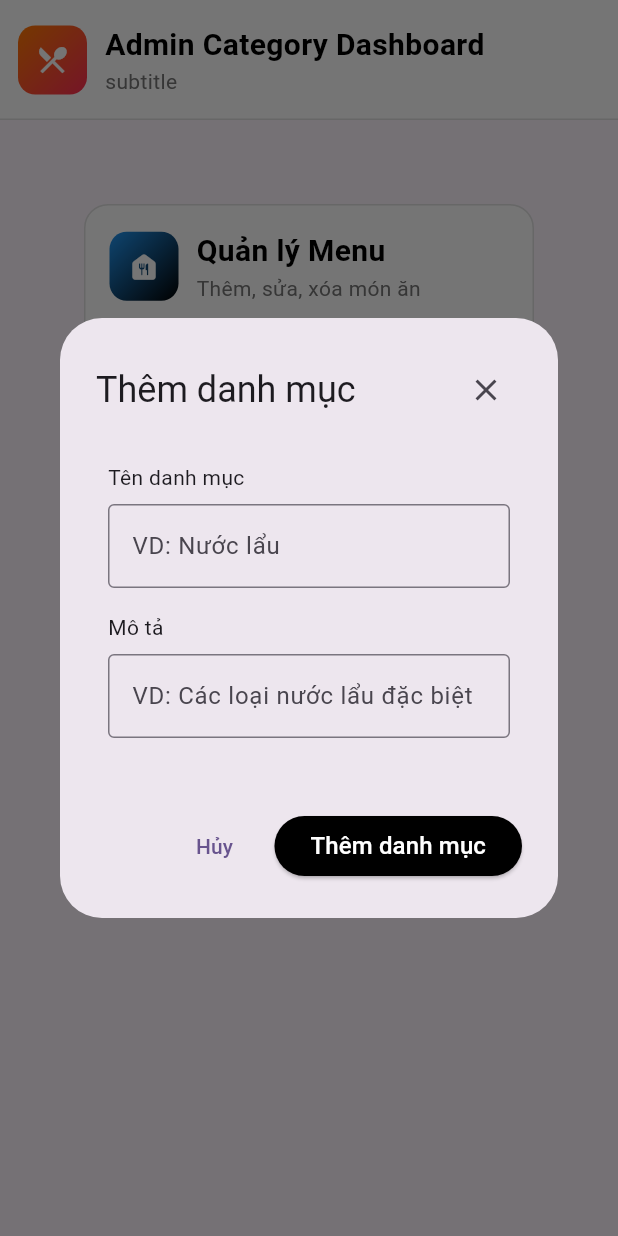
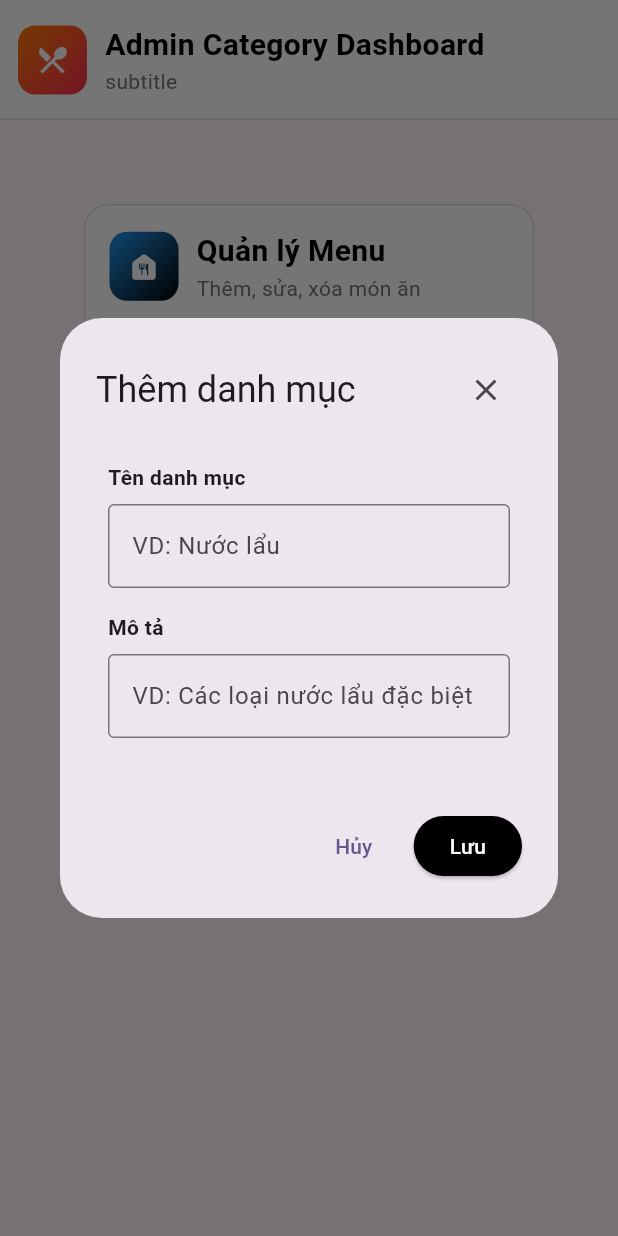
Before and after one commit to Comotcaiten/smart_hotpot_manager, a Flutter app: the AdminCategoryScreen screen opened directly, after a tap on "Thêm món mới", on a phone screen of 412 x 824 dp. Run offline on Flutter 3.47's test engine with Material 3 defaults, Android fonts, the phone set to English and light mode, and no system bars; our stand-ins replace cloud_firestore, firebase_core; accounts and stored records are empty.

Commit message:
Refactor category admin UI and add reusable modal form
Replaces section.dart with section_custom.dart across multiple files, introduces a reusable ModalForm widget for form dialogs, and refactors the admin category screen to use the new modal and table components. Improves code structure, enables category editing, and streamlines table action handling. Also updates table widget cell components for clarity.

```diff
--- a/lib/main.dart
+++ b/lib/main.dart
@@ -1,7 +1,6 @@
 import 'package:firebase_core/firebase_core.dart';
 import 'package:flutter/material.dart';
 import 'package:smart_hotpot_manager/firebase_options.dart';
-import 'package:smart_hotpot_manager/screens/admin_category_screen.dart';
 import 'package:smart_hotpot_manager/screens/welcome_screen.dart';
 // import 'package:flutter/services.dart';
 
--- a/lib/screens/admin_category_screen.dart
+++ b/lib/screens/admin_category_screen.dart
@@ -2,8 +2,10 @@ import 'package:flutter/material.dart';
 import 'package:smart_hotpot_manager/models/category.dart';
 import 'package:smart_hotpot_manager/services/category_service.dart';
 import 'package:smart_hotpot_manager/widgets/app_icon.dart';
-import 'package:smart_hotpot_manager/widgets/section.dart';
+import 'package:smart_hotpot_manager/widgets/section_custom.dart';
+import 'package:smart_hotpot_manager/widgets/table_widget.dart';
 import 'package:smart_hotpot_manager/widgets/title_app_bar.dart';
+import 'package:smart_hotpot_manager/widgets/modal_app.dart';
 
 class AdminCategoryScreen extends StatefulWidget {
   const AdminCategoryScreen({super.key});
@@ -13,19 +15,17 @@ class AdminCategoryScreen extends StatefulWidget {
 }
 
 class _AdminCategoryScreenState extends State<AdminCategoryScreen> {
-
   // fire store
 
-  final CategoryService firestoreService = CategoryService();
+  final CategoryService categoryService = CategoryService();
 
   final _nameController = TextEditingController();
   final _descriptionController = TextEditingController();
 
-  void _openAddCategory() {
-    _showDialogBuilder(context);
-  }
+  Future<void> _saveCategory({Category? category}) async {
 
-Future<void> _saveCategory() async {
+    if (category == null) {
+      // Thêm mới
       final category = Category(
         restaurantId: "R001",
         id: "", // id sẽ được gán tự động trong Firestore
@@ -34,18 +34,31 @@ Future<void> _saveCategory() async {
         delete: false,
       );
 
-  await firestoreService.addCategory(category);
+      await categoryService.addCategory(category);
+
+    } else {
+      // Cập nhật
+      await categoryService.updateCategory(
+        Category(
+          restaurantId: category.restaurantId,
+          id: category.id,
+          name: _nameController.text.trim(),
+          description: _descriptionController.text.trim(),
+          delete: category.delete,
+        ),
+      );
+    }
+
+    if (!mounted) return;
 
     _nameController.clear();
     _descriptionController.clear();
 
-  if (!mounted) return;
-
     Navigator.pop(context); // đóng modal
 
-  // ScaffoldMessenger.of(context).showSnackBar(
-  //   const SnackBar(content: Text("Thêm danh mục thành công!")),
-  // );
+    ScaffoldMessenger.of(
+      context,
+    ).showSnackBar(const SnackBar(content: Text("Thêm danh mục thành công!")));
   }
 
   @override
@@ -58,7 +71,6 @@ Future<void> _saveCategory() async {
       body: SingleChildScrollView(
         child: Center(
           child: Container(
-            width: 500,
             padding: const EdgeInsets.all(32),
             child: _buildMainLayout(),
           ),
@@ -103,93 +115,103 @@ Future<void> _saveCategory() async {
                   borderRadius: BorderRadius.circular(8),
                 ),
               ),
-              onPressed: _openAddCategory,
+              onPressed: () {
+                _openAddCategoryModal();
+              },
             ),
           ),
 
           const SizedBox(height: 16),
+
+          _buildCategoryTable(),
         ],
       ),
     );
   }
 
-  Future<void> _showDialogBuilder(BuildContext context) {
-    return showDialog(
-      context: context,
-      builder: (context) => AlertDialog(
-        title: Row(
-          mainAxisAlignment: MainAxisAlignment.spaceBetween,
+  Widget _buildCategoryTable() {
+    return StreamBuilder<List<Category>>(
+      stream: categoryService.getAllCategories(),
+      builder: (context, snapshot) {
+        if (snapshot.connectionState == ConnectionState.waiting) {
+          return const Padding(
+            padding: EdgeInsets.all(16),
+            child: CircularProgressIndicator(),
+          );
+        }
+
+        if (!snapshot.hasData || snapshot.data!.isEmpty) {
+          return const Padding(
+            padding: EdgeInsets.all(16),
+            child: Center(child: Text("Chưa có danh mục nào được thêm.")),
+          );
+        }
+
+        final categories = snapshot.data!;
+
+        return BaseTable(
+          columnWidths: const {
+            0: FlexColumnWidth(2),
+            1: FlexColumnWidth(8),
+            2: FlexColumnWidth(2),
+          },
+          buildHeaderRow: const TableRow(
             children: [
-            const Text("Thêm danh mục"),
-            IconButton(onPressed: () => Navigator.pop(context), icon: Icon(Icons.close))
+              HeaderCellWidgetText(content: "Tên danh mục"),
+              HeaderCellWidgetText(content: "Mô tả"),
+              // HeaderCellWidget(content: "Trạng thái", align: TextAlign.center),
+              HeaderCellWidgetText(
+                content: "Thao tác",
+                align: TextAlign.center,
+              ),
             ],
           ),
-        content: Container(
-          width: 500,
-          padding: const EdgeInsets.all(8),
-          child: Column(
-            mainAxisSize: MainAxisSize.min,
-            mainAxisAlignment: MainAxisAlignment.center,
-            crossAxisAlignment: CrossAxisAlignment.start,
+          buildDataRow: categories.map((cat) {
+            return TableRow(
+              decoration: BoxDecoration(color: Colors.grey.shade50),
               children: [
-              Text("Tên danh mục", style: TextStyle()),
-              SizedBox(height: 8),
-              TextFormField(
-                controller: _nameController,
-                keyboardType: TextInputType.text,
-                decoration: const InputDecoration(
-                  // labelText: 'Tên danh mục',
-                  hintText: "VD: Nước lẩu",
-                  border: OutlineInputBorder(),
-                ),
-                validator: (value) {
-                  if (value == null || value.isEmpty) {
-                    return 'Vui lòng nhập tên';
-                  }
-                  return null;
+                DataCellWidgetText(content: cat.name),
+                DataCellWidgetText(content: cat.description),
+                // DataCellWidget(
+                //   content: cat.delete ? "Ẩn" : "Hiển thị",
+                // ),
+                DataCellWidgetAction(
+                  editAction: () async {
+                    _openAddCategoryModal(category: cat);
+                  },
+                  deleteAction: () async {
+                    categoryService.deleteCategory(cat.id);
                   },
                 ),
-              SizedBox(height: 16),
+              ],
+            );
+          }).toList(),
+        );
+      },
+    );
+  }
 
-              Text("Mô tả"),
-              SizedBox(height: 8),
-              TextFormField(
+  void _openAddCategoryModal({Category? category}) {
+    _nameController.text = category?.name ?? '';
+    _descriptionController.text = category?.description ?? '';
+    showDialog(
+      context: context,
+      builder: (context) => ModalForm(
+        title: category == null ? "Thêm danh mục" : "Chỉnh sửa danh mục",
+        fields: [
+          FormFieldData(
+            label: "Tên danh mục",
+            hintText: "VD: Nước lẩu",
+            controller: _nameController,
+          ),
+          FormFieldData(
+            label: "Mô tả",
+            hintText: "VD: Các loại nước lẩu đặc biệt",
             controller: _descriptionController,
-                keyboardType: TextInputType.text,
-                decoration: const InputDecoration(
-                  // labelText: 'Mô tả',
-                  hintText: "VD: Các loại nước lẩu đặc biệt",
-                  border: OutlineInputBorder(),
-                ),
-                validator: (value) {
-                  if (value == null || value.isEmpty) {
-                    return 'Vui lòng nhập tên';
-                  }
-                  return null;
-                },
-              ),
-              SizedBox(height: 16),
-            ],
-          ),
-        ),
-        actions: [
-          TextButton(
-            onPressed: () => Navigator.pop(context),
-            child: const Text("Hủy"),
-          ),
-          ElevatedButton(
-            onPressed: () {
-              // Xử lý lưu dữ liệu
-              _saveCategory();
-
-              print("Press Add");
-            },
-            style: ButtonStyle(
-              backgroundColor: WidgetStatePropertyAll<Color>(Colors.black),
-            ),
-            child: const Text("Thêm danh mục", style: TextStyle(color: Colors.white, fontSize: 16),),
+            isRequired: false,
           ),
         ],
+        onSubmit: () async {_saveCategory(category: category);},
       ),
     );
   }
--- /dev/null
+++ b/lib/widgets/modal_app.dart
@@ -0,0 +1,115 @@
+import 'package:flutter/material.dart';
+
+/// Widget ModalForm — hiển thị một AlertDialog form có thể tái sử dụng
+class ModalForm extends StatefulWidget {
+  final String title; // Tiêu đề modal (VD: "Thêm danh mục")
+  final List<FormFieldData> fields; // Danh sách các field (VD: name, description)
+  final VoidCallback? onCancel; // Khi bấm Hủy
+  final VoidCallback onSubmit; // Khi bấm Lưu
+
+  const ModalForm({
+    super.key,
+    required this.title,
+    required this.fields,
+    required this.onSubmit,
+    this.onCancel,
+  });
+
+  @override
+  State<ModalForm> createState() => _ModalFormState();
+}
+
+class _ModalFormState extends State<ModalForm> {
+  final _formKey = GlobalKey<FormState>();
+
+  @override
+  Widget build(BuildContext context) {
+    return AlertDialog(
+      title: Row(
+        mainAxisAlignment: MainAxisAlignment.spaceBetween,
+        children: [
+          Text(widget.title),
+          IconButton(
+            icon: const Icon(Icons.close),
+            onPressed: () => Navigator.pop(context),
+          ),
+        ],
+      ),
+      content: Container(
+        width: 500,
+        padding: const EdgeInsets.all(8),
+        child: Form(
+          key: _formKey,
+          child: Column(
+            mainAxisSize: MainAxisSize.min,
+            children: [
+              for (final field in widget.fields) ...[
+                Align(
+                  alignment: Alignment.centerLeft,
+                  child: Text(
+                    field.label,
+                    style: const TextStyle(
+                      fontWeight: FontWeight.bold,
+                      fontSize: 14,
+                    ),
+                  ),
+                ),
+                const SizedBox(height: 8),
+                TextFormField(
+                  controller: field.controller,
+                  keyboardType: field.keyboardType,
+                  decoration: InputDecoration(
+                    hintText: field.hintText,
+                    border: const OutlineInputBorder(),
+                  ),
+                  validator: (value) {
+                    if (field.isRequired && (value == null || value.isEmpty)) {
+                      return 'Vui lòng nhập ${field.label.toLowerCase()}';
+                    }
+                    return null;
+                  },
+                ),
+                const SizedBox(height: 16),
+              ],
+            ],
+          ),
+        ),
+      ),
+      actions: [
+        TextButton(
+          onPressed: widget.onCancel ?? () => Navigator.pop(context),
+          child: const Text("Hủy"),
+        ),
+        ElevatedButton(
+          onPressed: () {
+            if (_formKey.currentState?.validate() ?? false) {
+              widget.onSubmit();
+            }
+          },
+          style: ElevatedButton.styleFrom(
+            backgroundColor: Colors.black,
+            foregroundColor: Colors.white,
+          ),
+          child: const Text("Lưu"),
+        ),
+      ],
+    );
+  }
+}
+
+/// Mô tả 1 field trong form
+class FormFieldData {
+  final String label;
+  final String hintText;
+  final TextEditingController controller;
+  final TextInputType keyboardType;
+  final bool isRequired;
+
+  FormFieldData({
+    required this.label,
+    required this.hintText,
+    required this.controller,
+    this.keyboardType = TextInputType.text,
+    this.isRequired = true,
+  });
+}
--- a/lib/widgets/title_app_bar.dart
+++ b/lib/widgets/title_app_bar.dart
@@ -1,6 +1,6 @@
 import 'package:flutter/material.dart';
 import 'package:smart_hotpot_manager/widgets/app_icon.dart';
-import 'package:smart_hotpot_manager/widgets/section.dart';
+import 'package:smart_hotpot_manager/widgets/section_custom.dart';
 
 class TitleAppBar extends StatelessWidget implements PreferredSizeWidget {
   final String title;
```
Also changed, not shown: lib/screens/admin_product_table.dart (+1 -14 lines), lib/widgets/table_widget.dart (+44 -23 lines), lib/widgets/section_custom.dart (renamed from lib/widgets/section.dart). Lines whose indentation alone changed are shown as unchanged.
